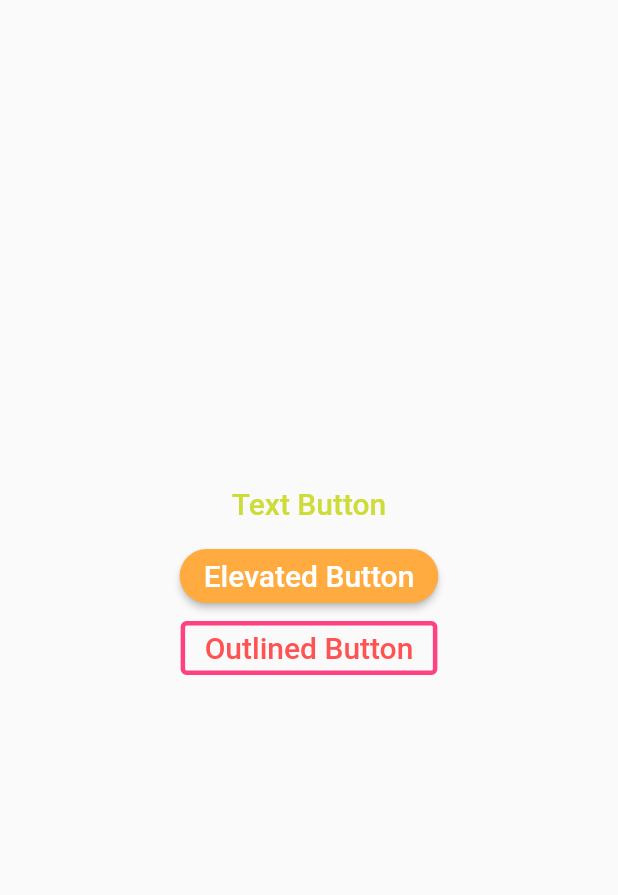
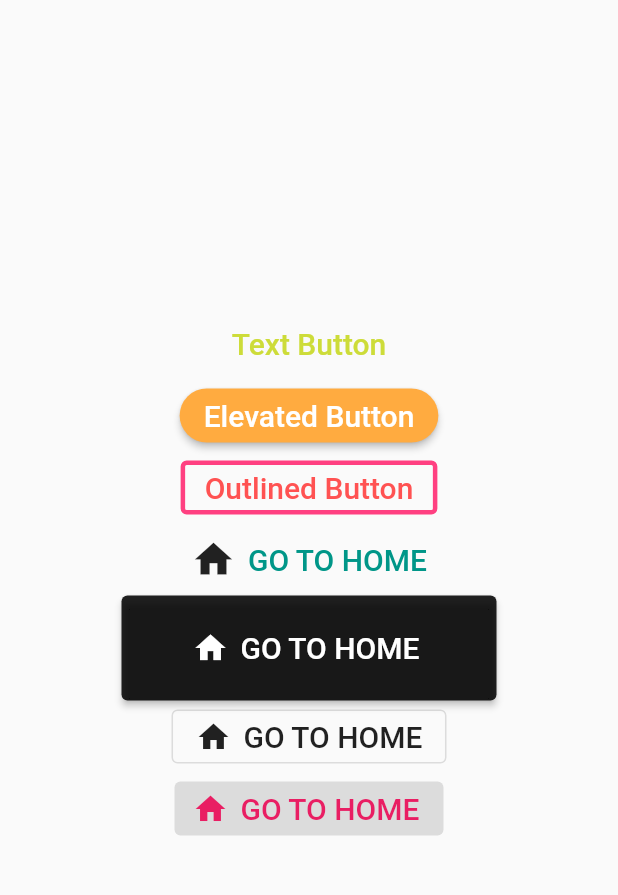
Before and after one commit to Danny-Yun/flutter-practice, a Flutter app: the screen it shows after launch, on a phone screen of 412 x 824 dp, the part 84-979 px from its top. Run offline on Flutter 3.47's test engine with Material 2 defaults, Android fonts, the light colour scheme and no system bars.

Commit message:
아이콘 버튼 추가

```diff
--- a/buttons/lib/main.dart
+++ b/buttons/lib/main.dart
@@ -79,6 +79,77 @@ class MyButtons extends StatelessWidget {
                 ),
               ),
             ),
+            TextButton.icon(
+              onPressed: () {
+                print('this is Text icon Button');
+              },
+              icon: Icon(
+                Icons.home,
+                size: 30,
+                color: Colors.black87,
+              ),
+              label: Text(
+                "GO TO HOME",
+                style: TextStyle(
+                  fontSize: 20,
+                ),
+              ),
+              style: TextButton.styleFrom(
+                primary: Colors.teal,
+              ),
+            ),
+            ElevatedButton.icon(
+              onPressed: () {
+                print('this is Elevated icon Button');
+              },
+              icon: Icon(
+                Icons.home,
+              ),
+              label: Text(
+                'GO TO HOME',
+                style: TextStyle(
+                  fontSize: 20,
+                ),
+              ),
+              style: ElevatedButton.styleFrom(
+                primary: Colors.black87,
+                minimumSize: Size(250, 70),
+              ),
+            ),
+            OutlinedButton.icon(
+              onPressed: () {
+                print('this is Outlined icon Button');
+              },
+              icon: Icon(
+                Icons.home,
+              ),
+              label: Text(
+                'GO TO HOME',
+                style: TextStyle(
+                  fontSize: 20,
+                ),
+              ),
+              style: OutlinedButton.styleFrom(
+                primary: Colors.black87,
+              ),
+            ),
+            ElevatedButton.icon(
+              onPressed: null,
+              icon: Icon(
+                Icons.home,
+              ),
+              label: Text(
+                'GO TO HOME',
+                style: TextStyle(
+                  fontSize: 20,
+                ),
+              ),
+              style: ElevatedButton.styleFrom(
+                primary: Colors.black87,
+                onSurface: Colors.pink,
+                // minimumSize: Size(250, 70),
+              ),
+            ),
           ],
         ),
       ),
```
